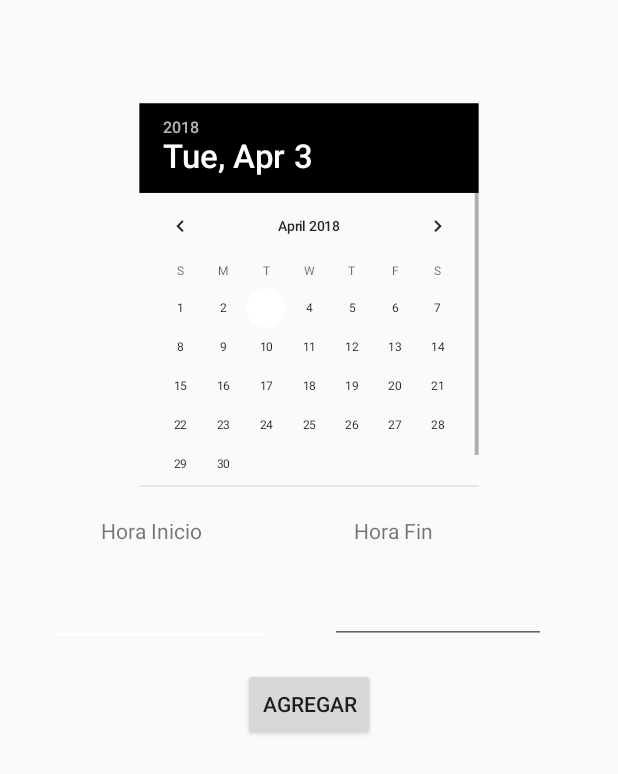
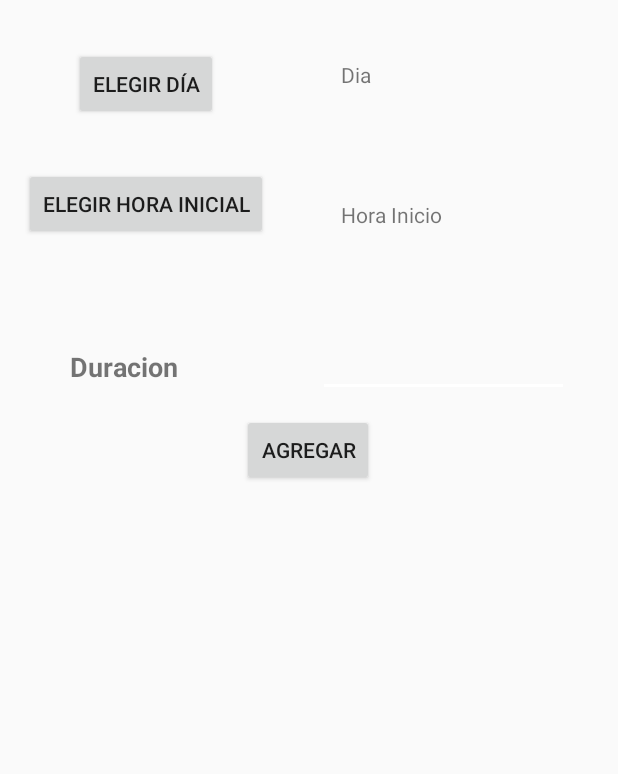
Before and after one commit to Gustavo2531/tokinAndroid, an Android app: the AgregarEventoActivity screen opened directly, with no data from a screen before it, on a phone screen of 412 x 824 dp. Shown: the top 774 px of the screen. Run offline under Robolectric (Android 15) with nearby library versions, the phone set to English and light mode, and no system bars; our stand-ins replace Firebase (no records; nobody signed in at launch, a user with empty details on screens opened directly).

Commit message:
Agregar Evento Personal Listo

```diff
--- a/app/build.gradle
+++ b/app/build.gradle
@@ -19,7 +19,7 @@ android {
 }
 
 dependencies {
-    implementation fileTree(dir: 'libs', include: ['*.jar'])
+    implementation fileTree(include: ['*.jar'], dir: 'libs')
     implementation 'com.android.support:appcompat-v7:26.1.0'
     implementation 'com.android.support:design:26.1.0'
     implementation 'com.android.support.constraint:constraint-layout:1.0.2'
@@ -32,11 +32,8 @@ dependencies {
     compile 'com.google.firebase:firebase-storage:11.8.0'
     compile 'com.android.support:support-annotations:27.0.2'
     compile 'com.google.firebase:firebase-messaging:11.8.0'
-
     compile 'com.firebaseui:firebase-ui-auth:3.2.2'
     implementation 'com.github.bumptech.glide:glide:4.6.1'
     annotationProcessor 'com.github.bumptech.glide:compiler:4.6.1'
-
-
 }
 apply plugin: 'com.google.gms.google-services'
--- a/app/src/main/java/com/example/gustavomendez/tokin/AgregarEventoActivity.java
+++ b/app/src/main/java/com/example/gustavomendez/tokin/AgregarEventoActivity.java
@@ -1,13 +1,130 @@
 package com.example.gustavomendez.tokin;
 
 import android.app.Activity;
+import android.app.DatePickerDialog;
+import android.app.Dialog;
+import android.app.DialogFragment;
 import android.os.Bundle;
+import android.view.View;
+import android.widget.DatePicker;
+import android.widget.EditText;
+import android.widget.TextView;
+import android.widget.Toast;
+
+import com.google.firebase.database.DatabaseReference;
+import com.google.firebase.database.FirebaseDatabase;
+
+import java.util.Calendar;
 
 public class AgregarEventoActivity extends Activity {
+    private DatePicker datePicker;
+    private Calendar calendar;
+    private TextView dateView, timeViewB;
+    private FirebaseDatabase firebaseDatabase;
+    private DatabaseReference databaseReference;
+    private EditText duracionP;
+    private int year, month, day;
+    private boolean r=false;
+    private boolean l=false;
+    private String dateInicio, medId, medLastName;
 
     @Override
     protected void onCreate(Bundle savedInstanceState) {
         super.onCreate(savedInstanceState);
         setContentView(R.layout.activity_agregar_evento);
+        dateView = (TextView) findViewById(R.id.textViewDateEventP);
+        timeViewB = (TextView) findViewById(R.id.textTimeInicioP);
+        duracionP = (EditText) findViewById(R.id.editTextDuracionP);
+        firebaseDatabase = FirebaseDatabase.getInstance();
+        databaseReference = firebaseDatabase.getReference().child("eventos");
+        calendar = Calendar.getInstance();
+        year = calendar.get(Calendar.YEAR);
+        month = calendar.get(Calendar.MONTH);
+        day = calendar.get(Calendar.DAY_OF_MONTH);
+        //showDate(year, month+1, day);
     }
+
+    public void onButtonClicked(View v){
+        l=true;
+        DialogFragment newFragment = new DatePickerFragment();
+        newFragment.show(getFragmentManager(),"DatePicker");
+    }
+
+    public void onButtonClickedTime(View v){
+        r=true;
+        DialogFragment newFragment = new TimePickerFragment();
+        newFragment.show(getFragmentManager(),"TimePicker");
+    }
+    public void onClickAgregar(View v){
+
+        String dateB=dateView.getText().toString();
+        dateB=dateB+"T"+timeViewB.getText().toString()+":00.598Z";
+
+        //String dateE=dateView.getText().toString();
+        //dateE.concat("T"+timeViewB.getText().toString()+":00.598Z");
+
+
+        String s =timeViewB.getText().toString().charAt(0)+""+timeViewB.getText().toString().charAt(1);
+        String dateE;
+        Integer m = Integer.parseInt(s);
+        Integer dur=Integer.parseInt(duracionP.getText().toString());
+        if((m+dur)>=24){
+            dateE=dateView.getText().toString();
+            dateE=dateE.substring(0,7);
+            String dateAux = dateView.getText().toString();
+            Integer newDay = Integer.parseInt(dateAux.substring(8,9));
+            newDay+=1;
+            dateE=dateE+newDay+"T"+timeViewB.getText().toString()+":00.598Z";
+        }else{
+            dateE=dateView.getText().toString();
+            dateE=dateE+"T"+timeViewB.getText().toString()+":00.598Z";
+        }
+
+        KeyUser keyUser = new KeyUser();
+        keyUser.start();
+        EventPojo chatPojo = new EventPojo("Evento Privado","Evento Privado", keyUser.KU,keyUser.KU,keyUser.KU,keyUser.KU,2,dateB,dateE);
+        databaseReference.push().setValue(chatPojo);
+        duracionP.setText("");
+
+    }
+    /**
+    @SuppressWarnings("deprecation")
+    public void setDate(View view) {
+        l=true;
+        showDialog(999);
+        Toast.makeText(getApplicationContext(), "ca",
+                Toast.LENGTH_SHORT)
+                .show();
+    }
+    @Override
+    protected Dialog onCreateDialog(int id) {
+        // TODO Auto-generated method stub
+        if (id == 999) {
+
+            return new DatePickerDialog(this,
+                    myDateListener, year, month, day);
+        }
+        return null;
+    }
+
+    private DatePickerDialog.OnDateSetListener myDateListener = new
+            DatePickerDialog.OnDateSetListener() {
+                @Override
+                public void onDateSet(DatePicker arg0,
+                                      int arg1, int arg2, int arg3) {
+                    // TODO Auto-generated method stub
+                    // arg1 = year
+                    // arg2 = month
+                    // arg3 = day
+
+                    showDate(arg1, arg2+1, arg3);
+                }
+            };
+    private void showDate(int year, int month, int day) {
+
+        dateView.setText(new StringBuilder().append(day).append("/")
+                .append(month).append("/").append(year));
+        dateInicio=""+year+"-"+month+"-"+day+"T";
+        System.out.println(dateInicio);
+    }**/
 }
--- a/app/src/main/res/layout/activity_agregar_evento.xml
+++ b/app/src/main/res/layout/activity_agregar_evento.xml
@@ -6,73 +6,20 @@
     android:layout_height="match_parent"
     tools:context="com.example.gustavomendez.tokin.AgregarEventoActivity">
 
-    <DatePicker
-        android:id="@+id/datePickerAgregarEven"
-
-        android:layout_width="wrap_content"
-        android:layout_height="393dp"
-
-        android:calendarTextColor="@android:color/background_dark"
-        android:headerBackground="@android:color/background_dark"
-        android:padding="-20dp"
-
-        android:scaleX="0.65"
-        android:scaleY="0.65"
-        android:textSize="8sp"
-        android:yearListSelectorColor="@android:color/background_dark"
-        app:layout_constraintEnd_toEndOf="parent"
-        app:layout_constraintStart_toStartOf="parent"
-        app:layout_constraintTop_toTopOf="parent" />
-
-    <EditText
-        android:id="@+id/editTimeBeginningP"
-        android:layout_width="145dp"
-        android:layout_height="43dp"
-        android:layout_marginEnd="8dp"
-        android:layout_marginStart="28dp"
-        android:layout_marginTop="12dp"
-        android:ems="10"
-        android:inputType="time"
-        app:layout_constraintEnd_toStartOf="@+id/guideline5"
-        app:layout_constraintStart_toStartOf="parent"
-        app:layout_constraintTop_toBottomOf="@+id/textTimeInicioP" />
-
-    <EditText
-        android:id="@+id/editTimeEndP"
-        android:layout_width="144dp"
-        android:layout_height="42dp"
-        android:layout_marginEnd="28dp"
-        android:layout_marginStart="8dp"
-        android:layout_marginTop="8dp"
-        android:ems="10"
-        android:inputType="time"
-        app:layout_constraintEnd_toEndOf="parent"
-        app:layout_constraintStart_toStartOf="@+id/guideline5"
-        app:layout_constraintTop_toBottomOf="@+id/textTimeFinP" />
-
     <TextView
         android:id="@+id/textTimeInicioP"
-        android:layout_width="94dp"
-        android:layout_height="31dp"
+        android:layout_width="152dp"
+        android:layout_height="34dp"
         android:layout_marginEnd="8dp"
-        android:layout_marginStart="44dp"
-        android:layout_marginTop="344dp"
+        android:layout_marginLeft="8dp"
+        android:layout_marginRight="8dp"
+        android:layout_marginStart="8dp"
+        android:layout_marginTop="56dp"
         android:text="Hora Inicio"
-        app:layout_constraintEnd_toStartOf="@+id/guideline5"
-        app:layout_constraintStart_toStartOf="parent"
-        app:layout_constraintTop_toTopOf="parent" />
-
-    <TextView
-        android:id="@+id/textTimeFinP"
-        android:layout_width="92dp"
-        android:layout_height="35dp"
-        android:layout_marginEnd="48dp"
-        android:layout_marginStart="8dp"
-        android:layout_marginTop="344dp"
-        android:text="Hora Fin"
         app:layout_constraintEnd_toEndOf="parent"
-        app:layout_constraintStart_toStartOf="@+id/guideline5"
-        app:layout_constraintTop_toTopOf="parent" />
+        app:layout_constraintHorizontal_bias="0.625"
+        app:layout_constraintStart_toEndOf="@+id/button9"
+        app:layout_constraintTop_toBottomOf="@+id/textViewDateEventP" />
 
     <android.support.constraint.Guideline
         android:id="@+id/guideline5"
@@ -87,10 +34,92 @@
         android:layout_height="wrap_content"
         android:layout_marginEnd="8dp"
         android:layout_marginStart="8dp"
-        android:layout_marginTop="16dp"
+        android:layout_marginTop="12dp"
+        android:onClick="onClickAgregar"
         android:text="Agregar"
         app:layout_constraintEnd_toEndOf="parent"
+        app:layout_constraintHorizontal_bias="0.498"
         app:layout_constraintStart_toStartOf="parent"
-        app:layout_constraintTop_toBottomOf="@+id/editTimeEndP" />
+        app:layout_constraintTop_toBottomOf="@+id/textView7" />
+
+    <TextView
+        android:id="@+id/textViewDateEventP"
+        android:layout_width="150dp"
+        android:layout_height="37dp"
+        android:layout_marginEnd="8dp"
+        android:layout_marginLeft="8dp"
+        android:layout_marginRight="8dp"
+        android:layout_marginStart="8dp"
+        android:layout_marginTop="40dp"
+        android:text="Dia"
+        app:layout_constraintEnd_toEndOf="parent"
+        app:layout_constraintHorizontal_bias="0.509"
+        app:layout_constraintStart_toStartOf="@+id/guideline5"
+        app:layout_constraintTop_toTopOf="parent" />
+
+    <Button
+        android:id="@+id/button8"
+        android:layout_width="wrap_content"
+        android:layout_height="wrap_content"
+        android:layout_marginEnd="8dp"
+        android:layout_marginLeft="8dp"
+        android:layout_marginRight="8dp"
+        android:layout_marginStart="8dp"
+        android:layout_marginTop="32dp"
+        android:onClick="onButtonClicked"
+        android:text="Elegir Día"
+        app:layout_constraintEnd_toStartOf="@+id/guideline5"
+        app:layout_constraintHorizontal_bias="0.518"
+        app:layout_constraintStart_toStartOf="parent"
+        app:layout_constraintTop_toTopOf="parent" />
+
+    <Button
+        android:id="@+id/button9"
+        android:layout_width="wrap_content"
+        android:layout_height="wrap_content"
+        android:layout_marginEnd="8dp"
+        android:layout_marginLeft="8dp"
+        android:layout_marginRight="8dp"
+        android:layout_marginStart="8dp"
+        android:layout_marginTop="32dp"
+        android:onClick="onButtonClickedTime"
+        android:text="Elegir Hora Inicial"
+        app:layout_constraintEnd_toStartOf="@+id/guideline5"
+        app:layout_constraintHorizontal_bias="0.615"
+        app:layout_constraintStart_toStartOf="parent"
+        app:layout_constraintTop_toBottomOf="@+id/button8" />
+
+    <EditText
+        android:id="@+id/editTextDuracionP"
+        android:layout_width="167dp"
+        android:layout_height="37dp"
+        android:layout_marginEnd="8dp"
+        android:layout_marginLeft="8dp"
+        android:layout_marginRight="8dp"
+        android:layout_marginStart="8dp"
+        android:layout_marginTop="60dp"
+        android:ems="10"
+        android:inputType="number"
+        app:layout_constraintEnd_toEndOf="parent"
+        app:layout_constraintHorizontal_bias="0.333"
+        app:layout_constraintStart_toStartOf="@+id/guideline5"
+        app:layout_constraintTop_toBottomOf="@+id/textTimeInicioP" />
+
+    <TextView
+        android:id="@+id/textView7"
+        android:layout_width="114dp"
+        android:layout_height="32dp"
+        android:layout_marginEnd="8dp"
+        android:layout_marginLeft="8dp"
+        android:layout_marginRight="8dp"
+        android:layout_marginStart="8dp"
+        android:layout_marginTop="72dp"
+        android:text="Duracion"
+        android:textSize="18sp"
+        android:textStyle="bold"
+        app:layout_constraintEnd_toStartOf="@+id/guideline5"
+        app:layout_constraintHorizontal_bias="0.629"
+        app:layout_constraintStart_toStartOf="parent"
+        app:layout_constraintTop_toBottomOf="@+id/button9" />
 
 </android.support.constraint.ConstraintLayout>
--- a/build.gradle
+++ b/build.gradle
@@ -7,7 +7,7 @@ buildscript {
         jcenter()
     }
     dependencies {
-        classpath 'com.android.tools.build:gradle:3.0.1'
+        classpath 'com.android.tools.build:gradle:3.1.0'
         classpath 'com.google.gms:google-services:3.2.0'
 
         // NOTE: Do not place your application dependencies here; they belong
```
Also changed, not shown: app/src/main/java/com/example/gustavomendez/tokin/DatePickerFragment.java (added, +44 -0 lines), app/src/main/java/com/example/gustavomendez/tokin/EventPojo.java (added, +96 -0 lines), app/src/main/java/com/example/gustavomendez/tokin/TimePickerFragment.java (added, +43 -0 lines), app/src/main/res/layout/fragment_date_picker.xml (added, +12 -0 lines), app/src/main/res/layout/fragment_time_picker.xml (added, +14 -0 lines), gradle/wrapper/gradle-wrapper.properties, 14 other files.
